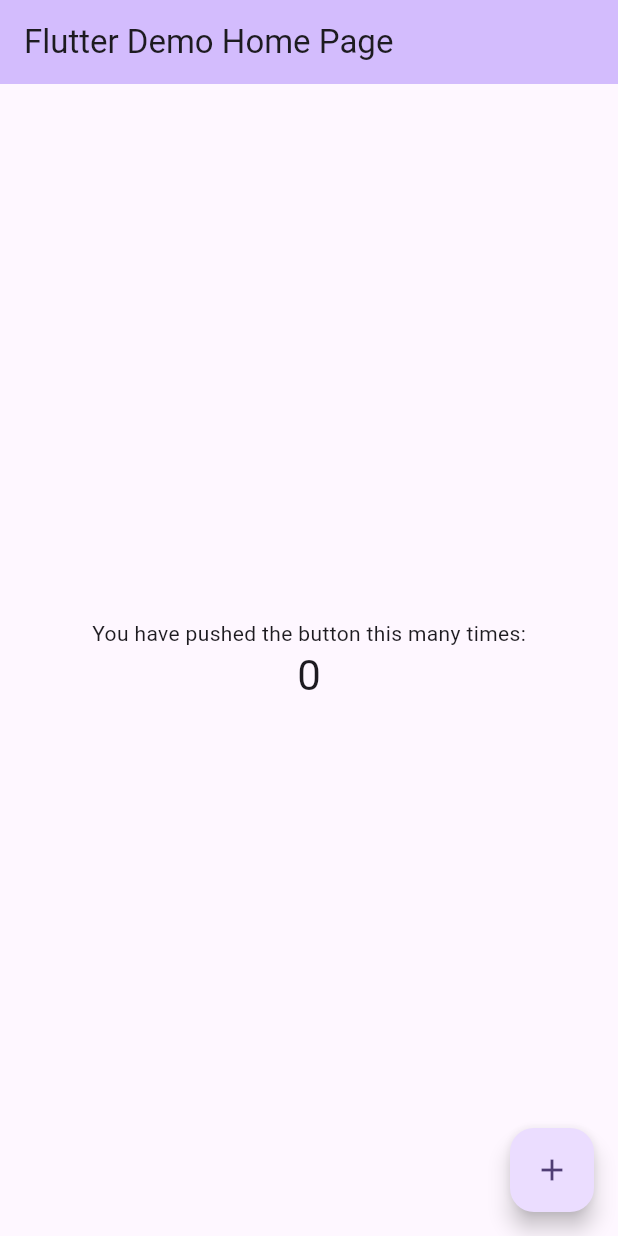
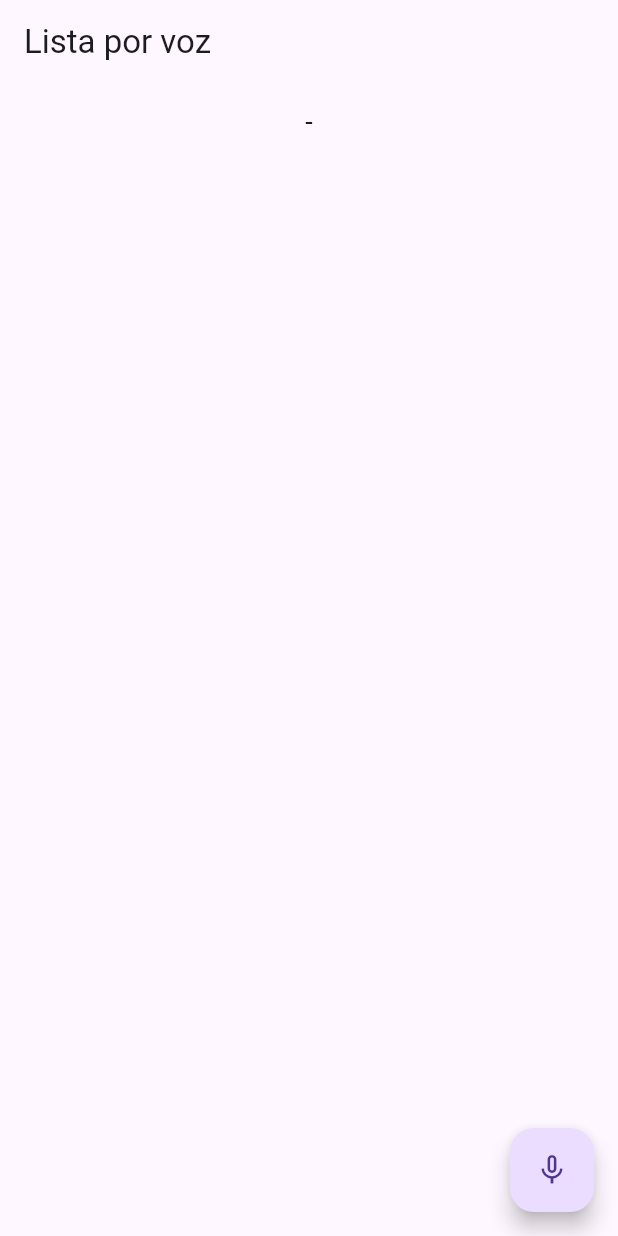
Before and after one commit to Pabloelique/ut2_interfaces_naturales, a Flutter app: the screen it shows after launch, on a phone screen of 412 x 824 dp. Run offline on Flutter 3.47's test engine with Material 3 defaults, Android fonts, the phone set to English and light mode, and no system bars; our stand-ins replace flutter_tts, speech_to_text.

Commit message:
lista_voz: reconocimiento de voz y respuesta hablada

```diff
--- a/lista_voz/lib/main.dart
+++ b/lista_voz/lib/main.dart
@@ -1,121 +1,117 @@
+// Actividad 1 · Lista controlada por voz.
+// Pulsas el micrófono, dices una orden y la app la ejecuta y responde hablando.
 import 'package:flutter/material.dart';
+import 'package:flutter_tts/flutter_tts.dart';
+import 'package:speech_to_text/speech_recognition_result.dart';
+import 'package:speech_to_text/speech_to_text.dart';
 
-void main() {
-  runApp(const MyApp());
+import 'comandos.dart';
+
+void main() => runApp(const MaterialApp(home: ListaVoz()));
+
+class ListaVoz extends StatefulWidget {
+  const ListaVoz({super.key});
+
+  @override
+  State<ListaVoz> createState() => _ListaVozState();
 }
 
-class MyApp extends StatelessWidget {
-  const MyApp({super.key});
+class _ListaVozState extends State<ListaVoz> {
+  final SpeechToText _voz = SpeechToText(); // reconocimiento (voz -> texto)
+  final FlutterTts _tts = FlutterTts(); // síntesis (texto -> voz)
+  final List<String> _elementos = [];
 
-  // This widget is the root of your application.
+  bool _vozDisponible = false;
+  String _transcripcion = '';
+
   @override
-  Widget build(BuildContext context) {
-    return MaterialApp(
-      title: 'Flutter Demo',
-      theme: ThemeData(
-        // This is the theme of your application.
-        //
-        // TRY THIS: Try running your application with "flutter run". You'll see
-        // the application has a purple toolbar. Then, without quitting the app,
-        // try changing the seedColor in the colorScheme below to Colors.green
-        // and then invoke "hot reload" (save your changes or press the "hot
-        // reload" button in a Flutter-supported IDE, or press "r" if you used
-        // the command line to start the app).
-        //
-        // Notice that the counter didn't reset back to zero; the application
-        // state is not lost during the reload. To reset the state, use hot
-        // restart instead.
-        //
-        // This works for code too, not just values: Most code changes can be
-        // tested with just a hot reload.
-        colorScheme: .fromSeed(seedColor: Colors.deepPurple),
-      ),
-      home: const MyHomePage(title: 'Flutter Demo Home Page'),
+  void initState() {
+    super.initState();
+    _iniciarVoz();
+  }
+
+  Future<void> _iniciarVoz() async {
+    await _tts.setLanguage('es-ES');
+    final disponible = await _voz.initialize();
+    if (!mounted) return;
+    setState(() => _vozDisponible = disponible);
+  }
+
+  Future<void> _pulsarMicrofono() async {
+    setState(() => _transcripcion = '');
+    await _voz.listen(
+      onResult: _alResultado,
+      localeId: 'es_ES',
+      listenFor: const Duration(seconds: 5), // máximo 5 segundos
     );
   }
-}
 
-class MyHomePage extends StatefulWidget {
-  const MyHomePage({super.key, required this.title});
+  void _alResultado(SpeechRecognitionResult resultado) {
+    // Mientras se habla, se va mostrando lo que se oye.
+    setState(() => _transcripcion = resultado.recognizedWords);
+    // Solo cuando el resultado es final se ejecuta la orden.
+    if (resultado.finalResult) {
+      _ejecutar(interpretarComando(resultado.recognizedWords));
+    }
+  }
 
-  // This widget is the home page of your application. It is stateful, meaning
-  // that it has a State object (defined below) that contains fields that affect
-  // how it looks.
+  void _ejecutar(Comando comando) {
+    switch (comando) {
+      case Comando.anadir:
+        final numero = _elementos.length + 1;
+        setState(() => _elementos.add('Elemento $numero'));
+        _hablar('Añadido el elemento $numero');
+      case Comando.borrar:
+        if (_elementos.isEmpty) {
+          _hablar('La lista está vacía');
+        } else {
+          final numero = _elementos.length;
+          setState(() => _elementos.removeLast());
+          _hablar('Borrado el elemento $numero');
+        }
+      case Comando.leer:
+        final total = _elementos.length;
+        _hablar(total == 1 ? 'Hay 1 elemento' : 'Hay $total elementos');
+      case Comando.ayuda:
+        _hablar('Puedes decir: añadir, borrar, leer o ayuda.');
+      case Comando.desconocido:
+        break; // TODO: avisar al usuario
+    }
+  }
 
-  // This class is the configuration for the state. It holds the values (in this
-  // case the title) provided by the parent (in this case the App widget) and
-  // used by the build method of the State. Fields in a Widget subclass are
-  // always marked "final".
-
-  final String title;
-
-  @override
-  State<MyHomePage> createState() => _MyHomePageState();
-}
-
-class _MyHomePageState extends State<MyHomePage> {
-  int _counter = 0;
-
-  void _incrementCounter() {
-    setState(() {
-      // This call to setState tells the Flutter framework that something has
-      // changed in this State, which causes it to rerun the build method below
-      // so that the display can reflect the updated values. If we changed
-      // _counter without calling setState(), then the build method would not be
-      // called again, and so nothing would appear to happen.
-      _counter++;
-    });
+  Future<void> _hablar(String texto) async {
+    await _tts.stop(); // corta la frase anterior si aún estaba hablando
+    await _tts.speak(texto);
   }
 
   @override
   Widget build(BuildContext context) {
-    // This method is rerun every time setState is called, for instance as done
-    // by the _incrementCounter method above.
-    //
-    // The Flutter framework has been optimized to make rerunning build methods
-    // fast, so that you can just rebuild anything that needs updating rather
-    // than having to individually change instances of widgets.
     return Scaffold(
-      appBar: AppBar(
-        // TRY THIS: Try changing the color here to a specific color (to
-        // Colors.amber, perhaps?) and trigger a hot reload to see the AppBar
-        // change color while the other colors stay the same.
-        backgroundColor: Theme.of(context).colorScheme.inversePrimary,
-        // Here we take the value from the MyHomePage object that was created by
-        // the App.build method, and use it to set our appbar title.
-        title: Text(widget.title),
-      ),
-      body: Center(
-        // Center is a layout widget. It takes a single child and positions it
-        // in the middle of the parent.
-        child: Column(
-          // Column is also a layout widget. It takes a list of children and
-          // arranges them vertically. By default, it sizes itself to fit its
-          // children horizontally, and tries to be as tall as its parent.
-          //
-          // Column has various properties to control how it sizes itself and
-          // how it positions its children. Here we use mainAxisAlignment to
-          // center the children vertically; the main axis here is the vertical
-          // axis because Columns are vertical (the cross axis would be
-          // horizontal).
-          //
-          // TRY THIS: Invoke "debug painting" (choose the "Toggle Debug Paint"
-          // action in the IDE, or press "p" in the console), to see the
-          // wireframe for each widget.
-          mainAxisAlignment: .center,
-          children: [
-            const Text('You have pushed the button this many times:'),
-            Text(
-              '$_counter',
-              style: Theme.of(context).textTheme.headlineMedium,
+      appBar: AppBar(title: const Text('Lista por voz')),
+      body: Column(
+        children: [
+          Padding(
+            padding: const EdgeInsets.all(12),
+            child: Text(
+              _transcripcion.isEmpty ? '-' : _transcripcion,
+              style: const TextStyle(fontSize: 18),
             ),
-          ],
-        ),
+          ),
+          Expanded(
+            child: ListView.builder(
+              itemCount: _elementos.length,
+              itemBuilder: (context, index) => ListTile(
+                leading: const Icon(Icons.label_outline),
+                title: Text(_elementos[index]),
+              ),
+            ),
+          ),
+        ],
       ),
       floatingActionButton: FloatingActionButton(
-        onPressed: _incrementCounter,
-        tooltip: 'Increment',
-        child: const Icon(Icons.add),
+        tooltip: 'Pulsar y decir una orden',
+        onPressed: _vozDisponible ? _pulsarMicrofono : null,
+        child: const Icon(Icons.mic_none),
       ),
     );
   }
```
